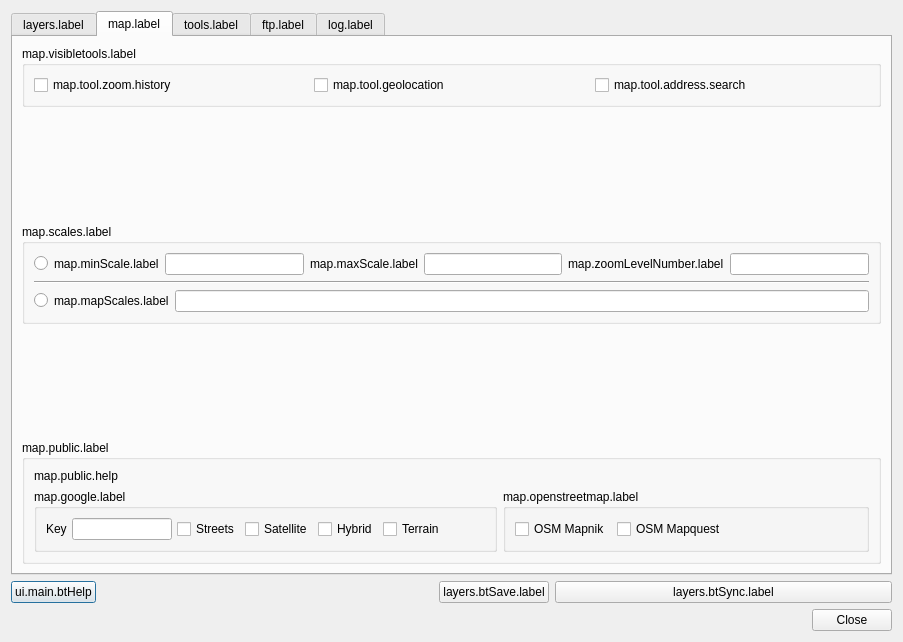
This is ui_lizmap.ui in 3liz/lizmap-plugin as Qt 5 draws it before an edit. The edited form follows.
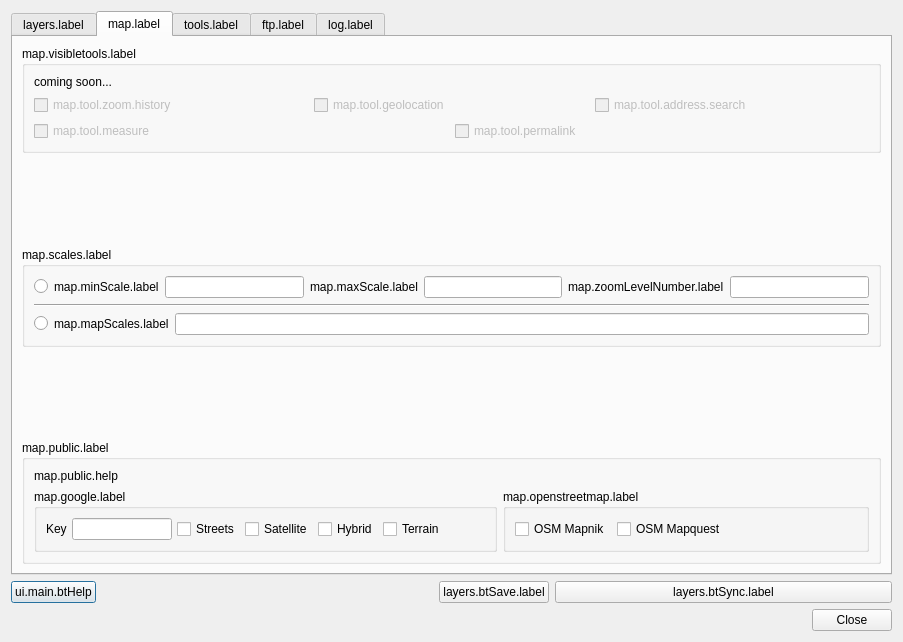
This is the edited form. The open tabs and pages were chosen to show the change.

Commit message:
Tools tab - addition of permalink and measure checkboxes
* add these 2 tools : permlink and measure
* deactivate the group of tools : these tools are not implemented in lizmap web client yet

Diff of the .ui file:
```diff
--- a/ui_lizmap.ui
+++ b/ui_lizmap.ui
@@ -303,41 +303,20 @@
        <string>map.label</string>
       </attribute>
       <layout class="QGridLayout" name="gridLayout_14">
-       <item row="0" column="0">
-        <widget class="QGroupBox" name="groupBox_10">
-         <property name="title">
-          <string>map.visibletools.label</string>
+       <item row="5" column="0">
+        <spacer name="verticalSpacer_4">
+         <property name="orientation">
+          <enum>Qt::Vertical</enum>
          </property>
-         <layout class="QHBoxLayout" name="horizontalLayout_10">
-          <item>
-           <layout class="QHBoxLayout" name="horizontalLayout_6">
-            <item>
-             <widget class="QCheckBox" name="cbActivateZoomHistory">
-              <property name="text">
-               <string>map.tool.zoom.history</string>
-              </property>
-             </widget>
-            </item>
-            <item>
-             <widget class="QCheckBox" name="cbActivateGeolocation">
-              <property name="text">
-               <string>map.tool.geolocation</string>
-              </property>
-             </widget>
-            </item>
-            <item>
-             <widget class="QCheckBox" name="cbActivateAddressSearch">
-              <property name="text">
-               <string>map.tool.address.search</string>
-              </property>
-             </widget>
-            </item>
-           </layout>
-          </item>
-         </layout>
-        </widget>
+         <property name="sizeHint" stdset="0">
+          <size>
+           <width>20</width>
+           <height>40</height>
+          </size>
+         </property>
+        </spacer>
        </item>
-       <item row="4" column="0">
+       <item row="8" column="0">
         <widget class="QGroupBox" name="groupBox_7">
          <property name="title">
           <string>map.public.label</string>
@@ -480,20 +459,7 @@
          </layout>
         </widget>
        </item>
-       <item row="1" column="0">
-        <spacer name="verticalSpacer_4">
-         <property name="orientation">
-          <enum>Qt::Vertical</enum>
-         </property>
-         <property name="sizeHint" stdset="0">
-          <size>
-           <width>20</width>
-           <height>40</height>
-          </size>
-         </property>
-        </spacer>
-       </item>
-       <item row="2" column="0">
+       <item row="6" column="0">
         <widget class="QGroupBox" name="groupBox_6">
          <property name="styleSheet">
           <string notr="true"/>
@@ -602,7 +568,7 @@
          </layout>
         </widget>
        </item>
-       <item row="3" column="0">
+       <item row="7" column="0">
         <spacer name="verticalSpacer_6">
          <property name="orientation">
           <enum>Qt::Vertical</enum>
@@ -615,6 +581,80 @@
          </property>
         </spacer>
        </item>
+       <item row="3" column="0">
+        <widget class="QGroupBox" name="groupBox_10">
+         <property name="title">
+          <string>map.visibletools.label</string>
+         </property>
+         <layout class="QVBoxLayout" name="verticalLayout_2">
+          <item>
+           <widget class="QLabel" name="label_18">
+            <property name="text">
+             <string>coming soon...</string>
+            </property>
+           </widget>
+          </item>
+          <item>
+           <layout class="QHBoxLayout" name="horizontalLayout_6">
+            <item>
+             <widget class="QCheckBox" name="cbActivateZoomHistory">
+              <property name="enabled">
+               <bool>false</bool>
+              </property>
+              <property name="text">
+               <string>map.tool.zoom.history</string>
+              </property>
+             </widget>
+            </item>
+            <item>
+             <widget class="QCheckBox" name="cbActivateGeolocation">
+              <property name="enabled">
+               <bool>false</bool>
+              </property>
+              <property name="text">
+               <string>map.tool.geolocation</string>
+              </property>
+             </widget>
+            </item>
+            <item>
+             <widget class="QCheckBox" name="cbActivateAddressSearch">
+              <property name="enabled">
+               <bool>false</bool>
+              </property>
+              <property name="text">
+               <string>map.tool.address.search</string>
+              </property>
+             </widget>
+            </item>
+           </layout>
+          </item>
+          <item>
+           <layout class="QHBoxLayout" name="horizontalLayout_14">
+            <item>
+             <widget class="QCheckBox" name="cbActivateMeasure">
+              <property name="enabled">
+               <bool>false</bool>
+              </property>
+              <property name="text">
+               <string>map.tool.measure</string>
+              </property>
+             </widget>
+            </item>
+            <item>
+             <widget class="QCheckBox" name="cbActivatePermalink">
+              <property name="enabled">
+               <bool>false</bool>
+              </property>
+              <property name="text">
+               <string>map.tool.permalink</string>
+              </property>
+             </widget>
+            </item>
+           </layout>
+          </item>
+         </layout>
+        </widget>
+       </item>
       </layout>
      </widget>
      <widget class="QWidget" name="tab">
```
The commit also changes 2 other files.
